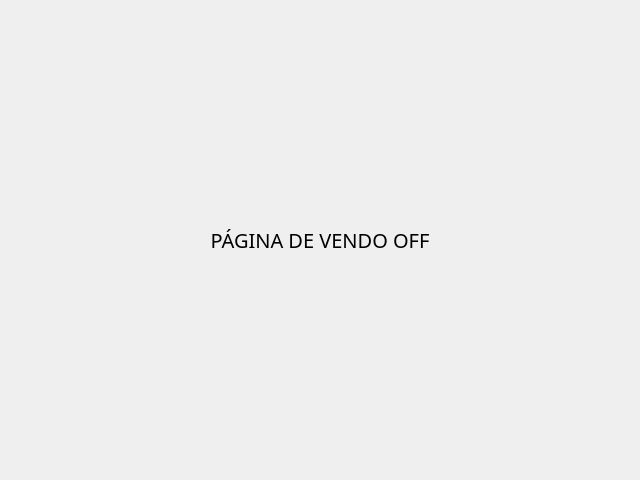
Before: the Qt Designer form view/components/Sell.ui in Wth10/System-Programmer, drawn with Qt 5.
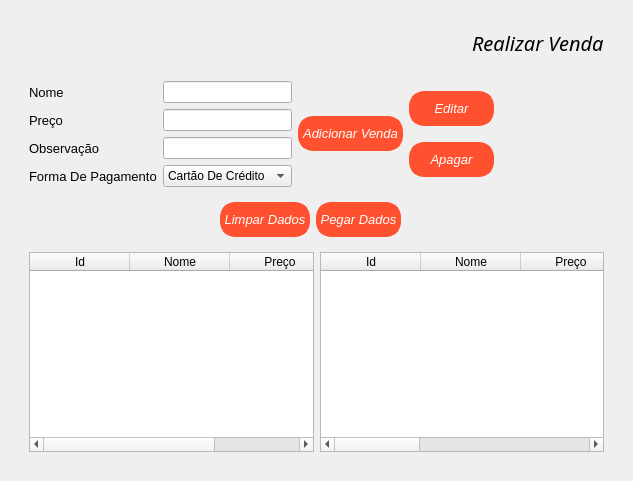
After: the same form once the commit is applied. Icons and pictures are not drawn.

Patch:
```diff
--- a/view/components/Sell.ui
+++ b/view/components/Sell.ui
@@ -6,8 +6,8 @@
    <rect>
     <x>0</x>
     <y>0</y>
-    <width>640</width>
-    <height>480</height>
+    <width>633</width>
+    <height>481</height>
    </rect>
   </property>
   <property name="windowTitle">
@@ -15,19 +15,518 @@
   </property>
   <layout class="QVBoxLayout" name="verticalLayout">
    <item>
-    <widget class="QLabel" name="label">
-     <property name="font">
-      <font>
-       <family>Arial Black</family>
-       <pointsize>15</pointsize>
-      </font>
+    <widget class="QFrame" name="Menu">
+     <property name="styleSheet">
+      <string notr="true"/>
      </property>
-     <property name="text">
-      <string>PÁGINA DE VENDO OFF</string>
+     <property name="frameShape">
+      <enum>QFrame::NoFrame</enum>
      </property>
-     <property name="alignment">
-      <set>Qt::AlignCenter</set>
+     <property name="frameShadow">
+      <enum>QFrame::Raised</enum>
      </property>
+     <layout class="QVBoxLayout" name="verticalLayout_3">
+      <item>
+       <widget class="QFrame" name="frame_2">
+        <property name="frameShape">
+         <enum>QFrame::NoFrame</enum>
+        </property>
+        <property name="frameShadow">
+         <enum>QFrame::Raised</enum>
+        </property>
+        <layout class="QHBoxLayout" name="horizontalLayout_3">
+         <item>
+          <widget class="QLabel" name="label_2">
+           <property name="text">
+            <string/>
+           </property>
+           <property name="pixmap">
+            <pixmap>../../assets/icons/venda-rapida.png</pixmap>
+           </property>
+           <property name="scaledContents">
+            <bool>true</bool>
+           </property>
+           <property name="wordWrap">
+            <bool>true</bool>
+           </property>
+           <property name="textInteractionFlags">
+            <set>Qt::NoTextInteraction</set>
+           </property>
+          </widget>
+         </item>
+         <item>
+          <spacer name="horizontalSpacer">
+           <property name="orientation">
+            <enum>Qt::Horizontal</enum>
+           </property>
+           <property name="sizeHint" stdset="0">
+            <size>
+             <width>40</width>
+             <height>20</height>
+            </size>
+           </property>
+          </spacer>
+         </item>
+         <item>
+          <widget class="QLabel" name="label">
+           <property name="font">
+            <font>
+             <family>Bahnschrift Light</family>
+             <pointsize>15</pointsize>
+             <italic>true</italic>
+            </font>
+           </property>
+           <property name="text">
+            <string>Realizar Venda</string>
+           </property>
+          </widget>
+         </item>
+        </layout>
+       </widget>
+      </item>
+      <item>
+       <widget class="QFrame" name="frame_3">
+        <property name="frameShape">
+         <enum>QFrame::NoFrame</enum>
+        </property>
+        <property name="frameShadow">
+         <enum>QFrame::Raised</enum>
+        </property>
+        <layout class="QHBoxLayout" name="horizontalLayout">
+         <item>
+          <layout class="QFormLayout" name="formLayout">
+           <item row="0" column="0">
+            <widget class="QLabel" name="nomeLabel">
+             <property name="font">
+              <font>
+               <family>Arial</family>
+               <pointsize>10</pointsize>
+              </font>
+             </property>
+             <property name="text">
+              <string>Nome</string>
+             </property>
+            </widget>
+           </item>
+           <item row="0" column="1">
+            <widget class="QLineEdit" name="InputName">
+             <property name="maximumSize">
+              <size>
+               <width>450</width>
+               <height>16777215</height>
+              </size>
+             </property>
+             <property name="font">
+              <font>
+               <family>Arial</family>
+              </font>
+             </property>
+            </widget>
+           </item>
+           <item row="1" column="0">
+            <widget class="QLabel" name="preOLabel">
+             <property name="font">
+              <font>
+               <family>Arial</family>
+               <pointsize>10</pointsize>
+              </font>
+             </property>
+             <property name="text">
+              <string>Preço</string>
+             </property>
+            </widget>
+           </item>
+           <item row="1" column="1">
+            <widget class="QLineEdit" name="InputPrice">
+             <property name="maximumSize">
+              <size>
+               <width>450</width>
+               <height>16777215</height>
+              </size>
+             </property>
+             <property name="font">
+              <font>
+               <family>Arial</family>
+              </font>
+             </property>
+            </widget>
+           </item>
+           <item row="2" column="0">
+            <widget class="QLabel" name="descriOLabel">
+             <property name="font">
+              <font>
+               <family>Arial</family>
+               <pointsize>10</pointsize>
+              </font>
+             </property>
+             <property name="text">
+              <string>Observação</string>
+             </property>
+            </widget>
+           </item>
+           <item row="2" column="1">
+            <widget class="QLineEdit" name="InputDescription">
+             <property name="maximumSize">
+              <size>
+               <width>450</width>
+               <height>16777215</height>
+              </size>
+             </property>
+             <property name="font">
+              <font>
+               <family>Arial</family>
+              </font>
+             </property>
+            </widget>
+           </item>
+           <item row="3" column="0">
+            <widget class="QLabel" name="formaDePagamentoLabel">
+             <property name="font">
+              <font>
+               <family>Arial</family>
+               <pointsize>10</pointsize>
+              </font>
+             </property>
+             <property name="text">
+              <string>Forma De Pagamento</string>
+             </property>
+            </widget>
+           </item>
+           <item row="3" column="1">
+            <widget class="QComboBox" name="formaDePagamentoComboBox">
+             <property name="font">
+              <font>
+               <family>Arial</family>
+              </font>
+             </property>
+             <item>
+              <property name="text">
+               <string>Cartão De Crédito</string>
+              </property>
+             </item>
+             <item>
+              <property name="text">
+               <string>Cartão De Débito</string>
+              </property>
+             </item>
+             <item>
+              <property name="text">
+               <string>Dinheiro</string>
+              </property>
+             </item>
+             <item>
+              <property name="text">
+               <string>Pix</string>
+              </property>
+             </item>
+            </widget>
+           </item>
+          </layout>
+         </item>
+         <item>
+          <widget class="QPushButton" name="BtnAdd">
+           <property name="font">
+            <font>
+             <family>Arial</family>
+             <pointsize>10</pointsize>
+             <italic>true</italic>
+            </font>
+           </property>
+           <property name="styleSheet">
+            <string notr="true">.QPushButton{
+	background-color: #FF512F;
+	color: rgb(255, 255, 255);
+	border: 5px solid#FF512F;
+	border-radius: 15px;
+	height: 25px;
+	width: 95px;
+}
+
+.QPushButton:hover{
+	background-color: #003973;
+	border: 2px;
+	color: white;
+}
+
+</string>
+           </property>
+           <property name="text">
+            <string>Adicionar Venda</string>
+           </property>
+          </widget>
+         </item>
+         <item>
+          <layout class="QVBoxLayout" name="verticalLayout_2">
+           <item>
+            <widget class="QPushButton" name="BtnEdit">
+             <property name="font">
+              <font>
+               <family>Arial</family>
+               <pointsize>10</pointsize>
+               <italic>true</italic>
+              </font>
+             </property>
+             <property name="styleSheet">
+              <string notr="true">.QPushButton{
+	background-color: #FF512F;
+	color: rgb(255, 255, 255);
+	border: 5px solid#FF512F;
+	border-radius: 15px;
+	height: 25px;
+	width: 75px;
+}
+
+.QPushButton:hover{
+	background-color: #003973;
+	border: 2px;
+	color: white;
+}
+
+</string>
+             </property>
+             <property name="text">
+              <string>Editar</string>
+             </property>
+            </widget>
+           </item>
+           <item>
+            <widget class="QPushButton" name="BtnDelete">
+             <property name="font">
+              <font>
+               <family>Arial</family>
+               <pointsize>10</pointsize>
+               <italic>true</italic>
+              </font>
+             </property>
+             <property name="styleSheet">
+              <string notr="true">.QPushButton{
+	background-color: #FF512F;
+	color: rgb(255, 255, 255);
+	border: 5px solid#FF512F;
+	border-radius: 15px;
+	height: 25px;
+	width: 75px;
+}
+
+.QPushButton:hover{
+	background-color: #003973;
+	border: 2px;
+	color: white;
+}
+
+</string>
+             </property>
+             <property name="text">
+              <string>Apagar</string>
+             </property>
+            </widget>
+           </item>
+          </layout>
+         </item>
+         <item>
+          <spacer name="horizontalSpacer_2">
+           <property name="orientation">
+            <enum>Qt::Horizontal</enum>
+           </property>
+           <property name="sizeHint" stdset="0">
+            <size>
+             <width>40</width>
+             <height>20</height>
+            </size>
+           </property>
+          </spacer>
+         </item>
+        </layout>
+       </widget>
+      </item>
+      <item>
+       <widget class="QFrame" name="frame_4">
+        <property name="frameShape">
+         <enum>QFrame::NoFrame</enum>
+        </property>
+        <property name="frameShadow">
+         <enum>QFrame::Raised</enum>
+        </property>
+        <layout class="QHBoxLayout" name="horizontalLayout_4">
+         <property name="leftMargin">
+          <number>200</number>
+         </property>
+         <property name="topMargin">
+          <number>0</number>
+         </property>
+         <property name="rightMargin">
+          <number>0</number>
+         </property>
+         <property name="bottomMargin">
+          <number>0</number>
+         </property>
+         <item>
+          <widget class="QPushButton" name="BtnClean">
+           <property name="font">
+            <font>
+             <family>Arial</family>
+             <pointsize>10</pointsize>
+             <italic>true</italic>
+            </font>
+           </property>
+           <property name="styleSheet">
+            <string notr="true">.QPushButton{
+	background-color: #FF512F;
+	color: rgb(255, 255, 255);
+	border: 5px solid#FF512F;
+	border-radius: 15px;
+	height: 25px;
+	width: 80px;
+}
+
+.QPushButton:hover{
+	background-color: #003973;
+	border: 2px;
+	color: white;
+}
+
+</string>
+           </property>
+           <property name="text">
+            <string>Limpar Dados</string>
+           </property>
+          </widget>
+         </item>
+         <item>
+          <widget class="QPushButton" name="BtnGetData">
+           <property name="font">
+            <font>
+             <family>Arial</family>
+             <pointsize>10</pointsize>
+             <italic>true</italic>
+            </font>
+           </property>
+           <property name="styleSheet">
+            <string notr="true">.QPushButton{
+	background-color: #FF512F;
+	color: rgb(255, 255, 255);
+	border: 5px solid#FF512F;
+	border-radius: 15px;
+	height: 25px;
+	width: 75px;
+}
+
+.QPushButton:hover{
+	background-color: #003973;
+	border: 2px;
+	color: white;
+}
+
+</string>
+           </property>
+           <property name="text">
+            <string>Pegar Dados</string>
+           </property>
+          </widget>
+         </item>
+         <item>
+          <spacer name="horizontalSpacer_3">
+           <property name="orientation">
+            <enum>Qt::Horizontal</enum>
+           </property>
+           <property name="sizeHint" stdset="0">
+            <size>
+             <width>40</width>
+             <height>20</height>
+            </size>
+           </property>
+          </spacer>
+         </item>
+        </layout>
+       </widget>
+      </item>
+      <item>
+       <widget class="QFrame" name="frame">
+        <property name="frameShape">
+         <enum>QFrame::NoFrame</enum>
+        </property>
+        <property name="frameShadow">
+         <enum>QFrame::Raised</enum>
+        </property>
+        <layout class="QHBoxLayout" name="horizontalLayout_2">
+         <item>
+          <widget class="QTableWidget" name="DishTable">
+           <property name="maximumSize">
+            <size>
+             <width>350</width>
+             <height>16777215</height>
+            </size>
+           </property>
+           <property name="editTriggers">
+            <set>QAbstractItemView::NoEditTriggers</set>
+           </property>
+           <property name="tabKeyNavigation">
+            <bool>false</bool>
+           </property>
+           <property name="selectionBehavior">
+            <enum>QAbstractItemView::SelectRows</enum>
+           </property>
+           <property name="showGrid">
+            <bool>false</bool>
+           </property>
+           <property name="gridStyle">
+            <enum>Qt::DashLine</enum>
+           </property>
+           <column>
+            <property name="text">
+             <string>Id</string>
+            </property>
+           </column>
+           <column>
+            <property name="text">
+             <string>Nome</string>
+            </property>
+           </column>
+           <column>
+            <property name="text">
+             <string>Preço</string>
+            </property>
+           </column>
+          </widget>
+         </item>
+         <item>
+          <widget class="QTableWidget" name="SalesTable">
+           <column>
+            <property name="text">
+             <string>Id</string>
+            </property>
+           </column>
+           <column>
+            <property name="text">
+             <string>Nome</string>
+            </property>
+           </column>
+           <column>
+            <property name="text">
+             <string>Preço</string>
+            </property>
+           </column>
+           <column>
+            <property name="text">
+             <string>Observação</string>
+            </property>
+           </column>
+           <column>
+            <property name="text">
+             <string>Forma/Pagamento</string>
+            </property>
+           </column>
+           <column>
+            <property name="text">
+             <string>Data/Hora</string>
+            </property>
+           </column>
+          </widget>
+         </item>
+        </layout>
+       </widget>
+      </item>
+     </layout>
     </widget>
    </item>
   </layout>
```
